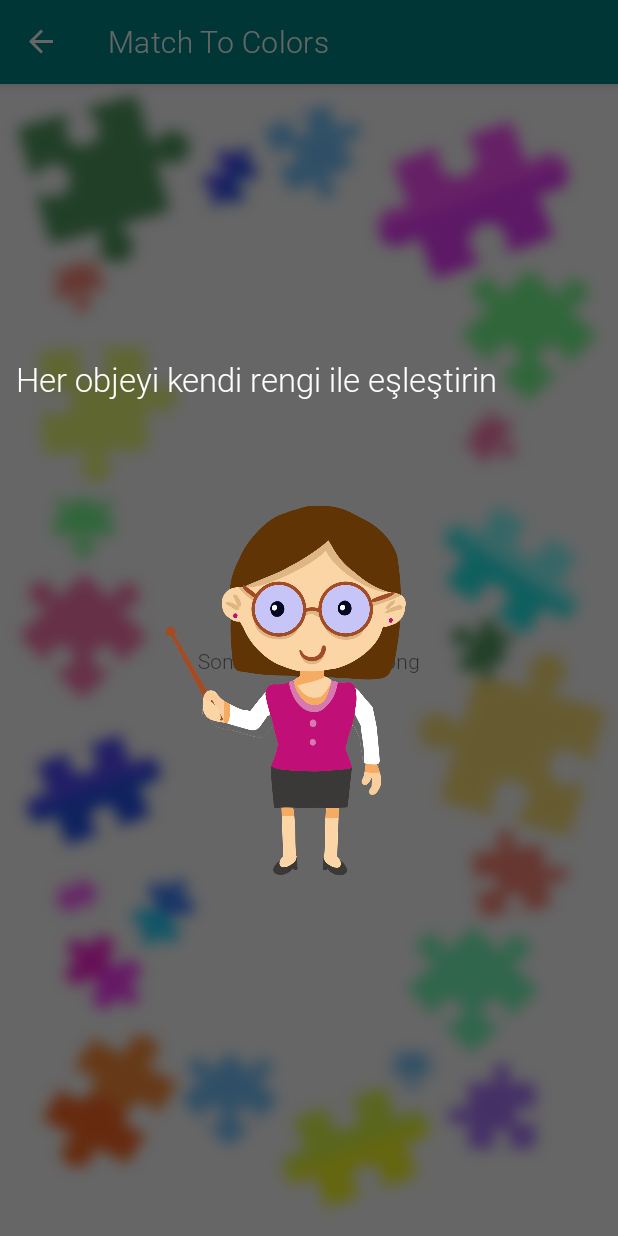
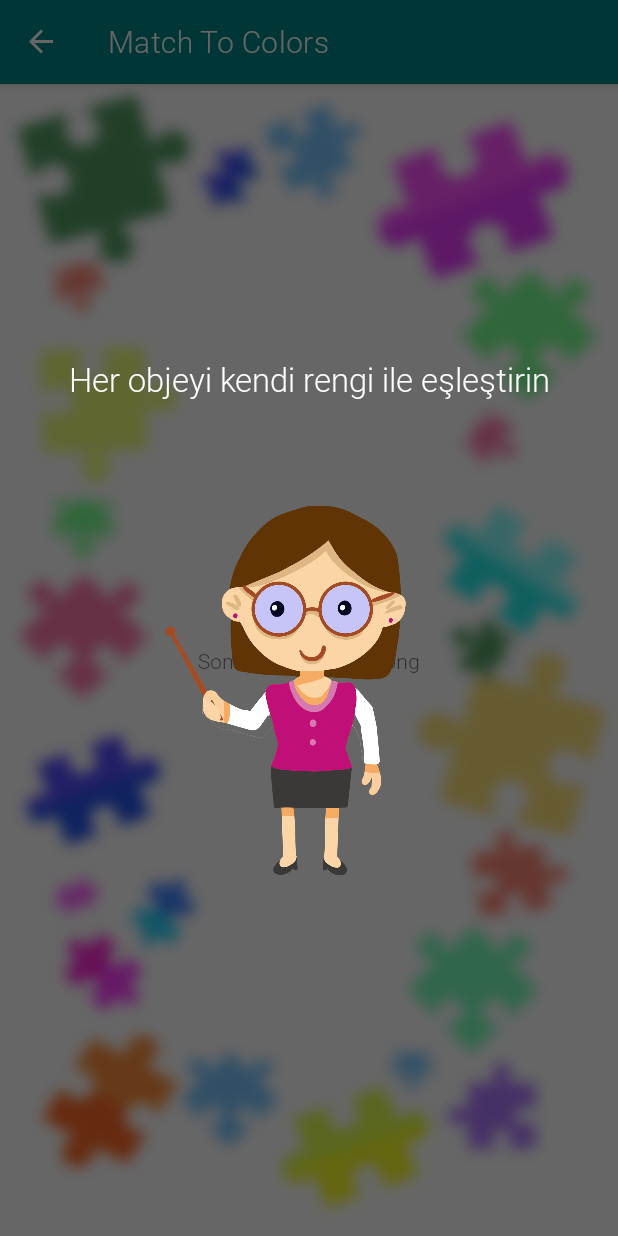
Before and after one commit to oktydeniz/kavramatik, an Android app: the ColorMatchFragment screen opened through its navigation route, on a phone screen of 412 x 824 dp. Run offline under Robolectric (Android 15) with nearby library versions, the light colour scheme and no system bars; our stand-ins replace Room's generated code, RxJava, data binding, navigation-ui; network calls fail.

Commit message:
Ekranlar duzeltildi

```diff
--- a/app/src/main/res/layout/assistant.xml
+++ b/app/src/main/res/layout/assistant.xml
@@ -2,7 +2,7 @@
 <androidx.constraintlayout.widget.ConstraintLayout xmlns:android="http://schemas.android.com/apk/res/android"
     xmlns:app="http://schemas.android.com/apk/res-auto"
     android:layout_width="match_parent"
-    android:layout_height="match_parent">
+    android:layout_height="wrap_content">
 
     <ImageView
         android:id="@+id/imageView2"
@@ -17,7 +17,7 @@
 
     <TextView
         android:id="@+id/textView7"
-        android:layout_width="match_parent"
+        android:layout_width="wrap_content"
         android:layout_height="wrap_content"
         android:layout_marginTop="32dp"
         android:gravity="center"
--- a/app/src/main/res/layout/education_assistant.xml
+++ b/app/src/main/res/layout/education_assistant.xml
@@ -2,7 +2,8 @@
 <androidx.constraintlayout.widget.ConstraintLayout xmlns:android="http://schemas.android.com/apk/res/android"
     xmlns:app="http://schemas.android.com/apk/res-auto"
     android:layout_width="match_parent"
-    android:layout_height="match_parent">
+    android:layout_height="wrap_content"
+    android:layout_marginTop="25dp">
 
 
     <ImageView
```
